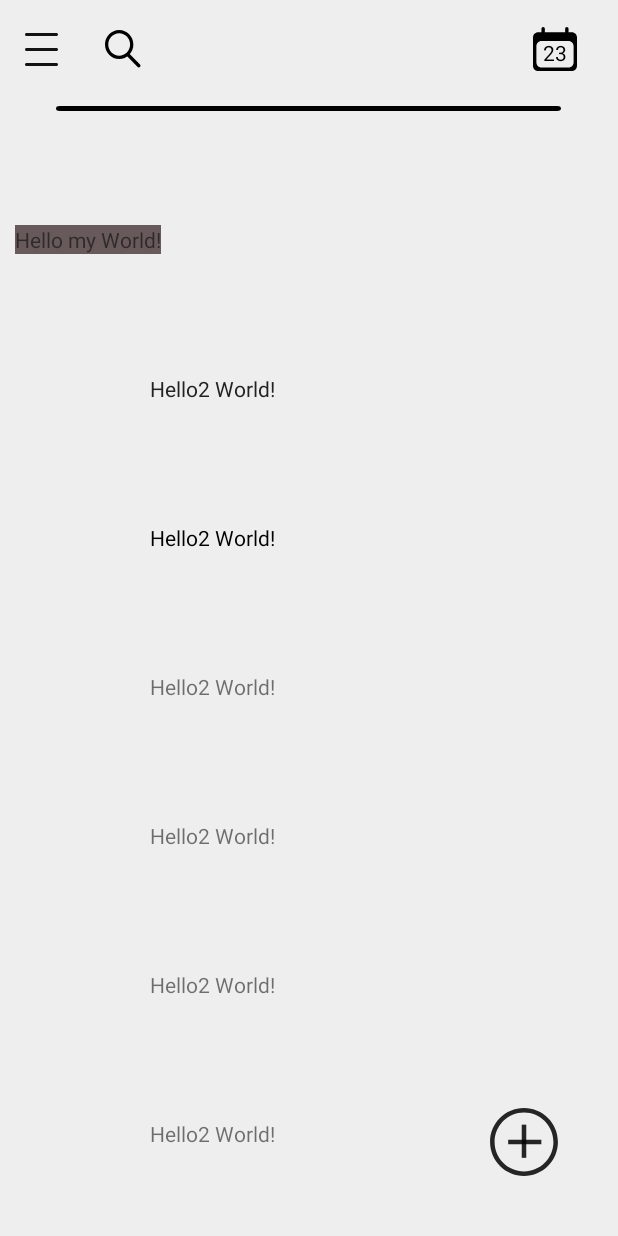
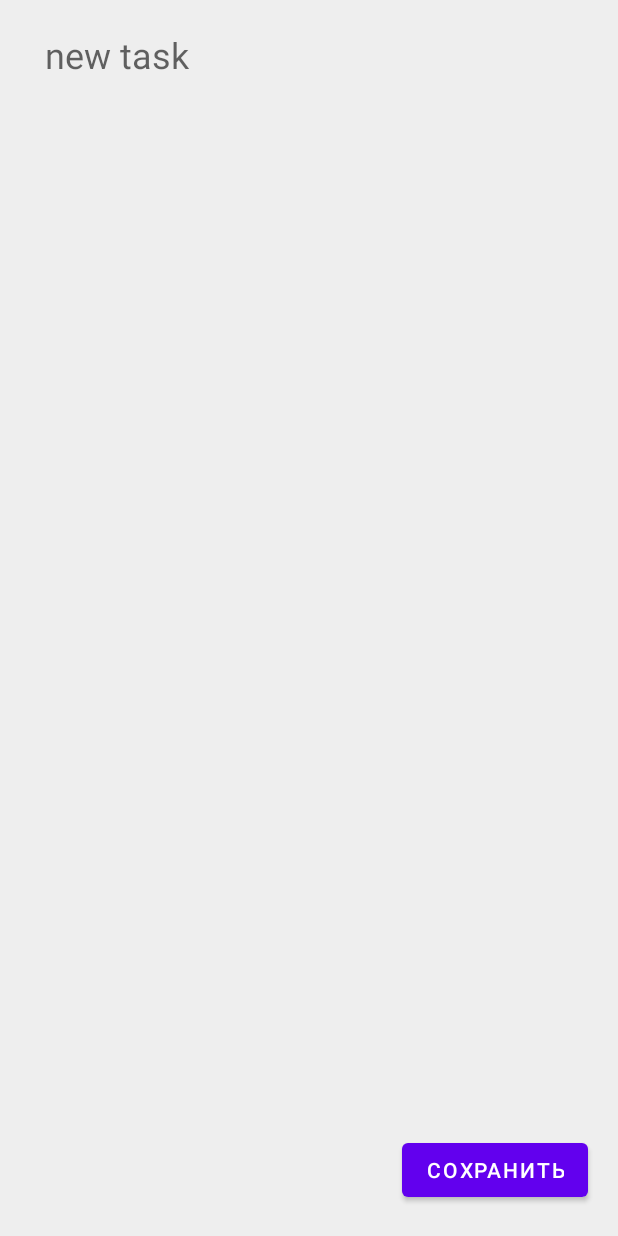
Before and after one commit to AlexZhe2/MyFourthApplication, an Android app: the screen it shows after launch (MainActivity before the commit, Task_Activity after it), after a tap on an icon or button, on a phone screen of 412 x 824 dp. Run offline under Robolectric (Android 15) with nearby library versions, the phone set to English and light mode, and no system bars; 3 other taps on this screen came first.

Commit message:
eight-2 (work)

```diff
--- a/app/src/main/AndroidManifest.xml
+++ b/app/src/main/AndroidManifest.xml
@@ -11,7 +11,9 @@
         android:theme="@style/Theme.MyFourthApplication">
         <activity
             android:name=".Task_Activity"
-            android:exported="false" />
+            android:exported="false"
+            android:windowSoftInputMode="adjustResize"
+            />
         <activity
             android:name=".MainActivity"
             android:exported="true">
--- a/app/src/main/java/com/example/myfourthapplication/MainActivity.java
+++ b/app/src/main/java/com/example/myfourthapplication/MainActivity.java
@@ -35,16 +35,16 @@ public class MainActivity extends AppCompatActivity {
         ImageButton_03 = findViewById(R.id.ImageButton_xml_03);
         ImageButton_04 = findViewById(R.id.ImageButton_xml_04);
 
-        testFunction_01(ImageButton_01);// обработка нажатия
-        testFunction_01(ImageButton_02);
-        testFunction_01(ImageButton_03);
-        testFunction_01(ImageButton_04);
+        showToastFunction_01(ImageButton_01);// обработка нажатия
+        showToastFunction_01(ImageButton_02);
+        showToastFunction_01(ImageButton_03);
+      // showToastFunction_01(ImageButton_04);
 
-        add_task_04(ImageButton_04); // добавление новой задачи
+      // add_task_04(ImageButton_04); // добавление новой задачи
 
     }
 
-    public void testFunction_01(ImageButton value) { // показывает всплывающее сообщение
+    public void showToastFunction_01(ImageButton value) { // показывает всплывающее сообщение
         value.setOnClickListener(new View.OnClickListener() {
             @Override
             public void onClick(View view) {
@@ -55,12 +55,12 @@ public class MainActivity extends AppCompatActivity {
 
     // открытие другого окна (activity)
     // метод вызывается с помощью прописанного в xml файле "activity_main.xml" для
-    // кнопки Button ("@+id/button3") атрибута android:onClick="startTaskActivity"
+    // кнопки Button ("@+id/button3") и кнопки ImageButton ("@+id/ImageButton_xml_04")
+    // атрибута android:onClick="startTaskActivity"
     public void startTaskActivity(View view) {
         Intent intent = new Intent(this, Task_Activity.class);
         startActivity(intent);
     }
-
 
     ArrayList<Two> my_txtView_from_List_Two = new ArrayList<Two>(); // создание списка который
     // будет содержать в себе значения типа "Two"
@@ -94,6 +94,8 @@ public class MainActivity extends AppCompatActivity {
 
                my_LinerLayout_01.addView(my_txtView_from_List_Two.get(i).getMy_linearLayout()); // добавляем на
                 // нужное нам поле созданные объекты Two из списка - обращаясь к ним по индексу i
+                my_txtView_from_List_Two.get(i).getMy_linearLayout().requestFocusFromTouch(); // устанавливает фокус
+                //на последнюю созданную задачу
 
                 i++;
 
--- a/app/src/main/java/com/example/myfourthapplication/Task_Activity.java
+++ b/app/src/main/java/com/example/myfourthapplication/Task_Activity.java
@@ -2,13 +2,74 @@ package com.example.myfourthapplication;
 
 import androidx.appcompat.app.AppCompatActivity;
 
+import android.content.Intent;
+import android.database.Cursor;
+import android.database.sqlite.SQLiteDatabase;
 import android.os.Bundle;
+import android.view.View;
+import android.widget.Button;
+import android.widget.ImageButton;
+import android.widget.TextView;
+import android.widget.Toast;
 
 public class Task_Activity extends AppCompatActivity {
+
+    private Button Button_01;
 
     @Override
     protected void onCreate(Bundle savedInstanceState) {
         super.onCreate(savedInstanceState);
         setContentView(R.layout.activity_task);
+
+        Button_01 = findViewById(R.id.button_task_01);
+        showToastFunction_01(Button_01);// обработка нажатия
+
+    }
+
+    public void showToastFunction_01(Button value) { // показывает всплывающее сообщение
+        value.setOnClickListener(new View.OnClickListener() {
+            @Override
+            public void onClick(View view) {
+                Toast.makeText(Task_Activity.this, R.string.hi_android, Toast.LENGTH_LONG).show();
+
+                onClick_01();
+            }
+        });
+    }
+
+    public void startMainActivity(View view) {
+       /* Intent intent = new Intent(this, MainActivity.class);
+        startActivity(intent);*/
+    }
+    //  чтобы кнопка "Сохранить" всегда была видна и не закрывалась всплывающей
+    //  клавиатурой в файле AndroidManifest.xml в соответствующем разделе <activity>
+    //  добавлена строка android:windowSoftInputMode="adjustResize"
+
+    //База данных
+    String a1 ="Alex Zhe";
+   // public void onClick(View view){
+    public void onClick_01(){
+
+        SQLiteDatabase db = getBaseContext().openOrCreateDatabase("app.db", MODE_PRIVATE, null);
+
+        db.execSQL("CREATE TABLE IF NOT EXISTS users_01 (name TEXT, UNIQUE(name))");//создание таблицы users_01
+        // поле "name" в ней текстовое и уникальное (UNIQUE(name))
+
+        db.execSQL("INSERT OR IGNORE INTO users_01 VALUES ('"+a1+"');"); // добавление значения в базу
+
+        Cursor query = db.rawQuery("SELECT * FROM users_01;", null); // вытаскивает значения из базы
+
+        //  TextView textView = findViewById(R.id.textView);
+      //  textView.setText("");
+        int i=0;
+        while(query.moveToNext()){
+            String name = query.getString(0);
+         //   int age = query.getInt(1);
+        //    textView.append("Name: " + name + " Age: " + age + "\n");
+            System.out.println("========================= "+i+" "+ name);
+            i++;
+        }
+        query.close(); //закрываем связи
+        db.close(); //закрываем связи
     }
 }
--- a/app/src/main/res/layout/activity_main.xml
+++ b/app/src/main/res/layout/activity_main.xml
@@ -196,6 +196,7 @@
         app:layout_constraintBottom_toBottomOf="parent"
         app:layout_constraintRight_toRightOf="parent"
         app:srcCompat="@drawable/ic_image_05"
+        android:onClick="startTaskActivity"
         tools:ignore="MissingConstraints" />
 
 </androidx.constraintlayout.widget.ConstraintLayout>
--- a/app/src/main/res/layout/activity_task.xml
+++ b/app/src/main/res/layout/activity_task.xml
@@ -8,15 +8,36 @@
     android:background="@color/my_color_background"
     >
 
-    <TextView
-        android:id="@+id/textView"
+    <EditText
+        android:id="@+id/EditText_task_01"
+        android:layout_width="match_parent"
+        android:layout_height="wrap_content"
+        app:layout_constraintTop_toTopOf="parent"
+        app:layout_constraintLeft_toLeftOf="parent"
+        android:layout_marginLeft="20dp"
+        android:layout_marginTop="20dp"
+        android:layout_marginRight="20dp"
+        android:background="@null"
+        android:hint="new task"
+
+        android:inputType="text"
+        android:paddingStart="10dp"
+        android:paddingBottom="5dp"
+        android:textAlignment="textStart"
+        android:textColor="@color/black"
+        android:textSize="24dp"
+        tools:ignore="MissingConstraints,UnknownId"
+        />
+
+    <Button
+        android:id="@+id/button_task_01"
         android:layout_width="wrap_content"
         android:layout_height="wrap_content"
-        android:layout_marginTop="72dp"
-        android:text="TextView"
-        android:textColor="@color/black"
-        android:textSize="24dp"
-        app:layout_constraintTop_toTopOf="parent"
-        tools:layout_editor_absoluteX="138dp"
-        tools:ignore="MissingConstraints" />
+        android:layout_marginRight="20dp"
+        android:layout_marginBottom="20dp"
+        android:text="Сохранить"
+        app:layout_constraintBottom_toBottomOf="parent"
+        app:layout_constraintRight_toRightOf="parent"
+        android:onClick="startMainActivity"
+        tools:ignore="MissingConstraints,OnClick" />
 </androidx.constraintlayout.widget.ConstraintLayout>
```
